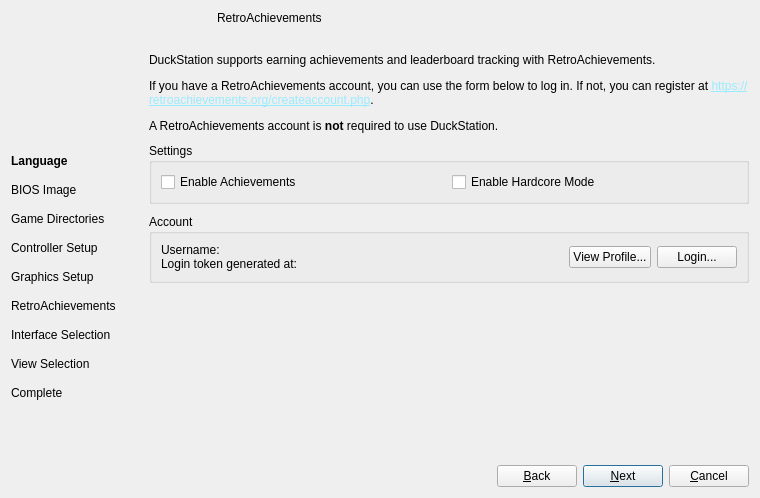
The window that src/duckstation-qt/setupwizarddialog.ui (stenzek/duckstation) describes before a commit, drawn with Qt 5.
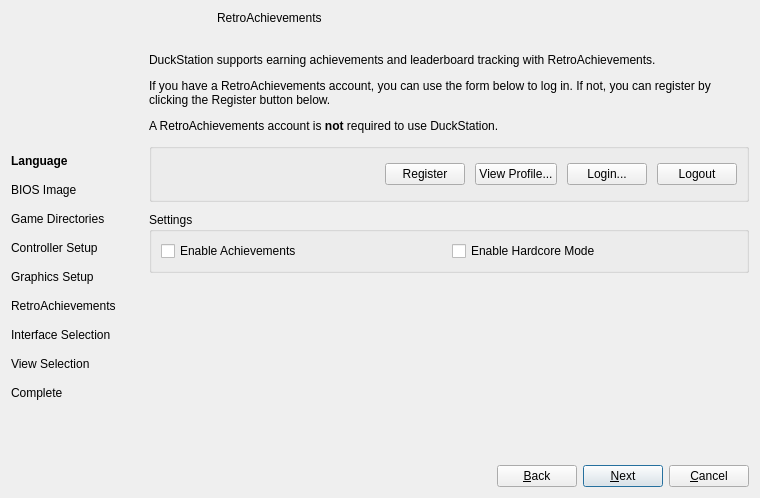
The same window after the commit. The open tabs and pages were chosen to show the change. Icons and pictures are not drawn. Custom widgets are drawn as their Qt base class.

Commit message: Qt: Match achievements login between settings/setup wizard

Diff of the .ui file:
```diff
--- a/src/duckstation-qt/setupwizarddialog.ui
+++ b/src/duckstation-qt/setupwizarddialog.ui
@@ -1130,13 +1130,98 @@
        <item>
         <widget class="QLabel" name="achievementsDescription">
          <property name="text">
-          <string>&lt;html&gt;&lt;head/&gt;&lt;body&gt;&lt;p&gt;DuckStation supports earning achievements and leaderboard tracking with RetroAchievements.&lt;/p&gt;&lt;p&gt;If you have a RetroAchievements account, you can use the form below to log in. If not, you can register at &lt;a href=&quot;https://retroachievements.org/createaccount.php&quot;&gt;&lt;span style=&quot; text-decoration: underline; color:#99ebff;&quot;&gt;https://retroachievements.org/createaccount.php&lt;/span&gt;&lt;/a&gt;.&lt;/p&gt;&lt;p&gt;A RetroAchievements account is &lt;span style=&quot; font-weight:700;&quot;&gt;not&lt;/span&gt; required to use DuckStation.&lt;/p&gt;&lt;/body&gt;&lt;/html&gt;</string>
+          <string>&lt;html&gt;&lt;head/&gt;&lt;body&gt;&lt;p&gt;DuckStation supports earning achievements and leaderboard tracking with RetroAchievements.&lt;/p&gt;&lt;p&gt;If you have a RetroAchievements account, you can use the form below to log in. If not, you can register by clicking the Register button below.&lt;/p&gt;&lt;p&gt;A RetroAchievements account is &lt;span style=&quot; font-weight:700;&quot;&gt;not&lt;/span&gt; required to use DuckStation.&lt;/p&gt;&lt;/body&gt;&lt;/html&gt;</string>
          </property>
          <property name="wordWrap">
           <bool>true</bool>
          </property>
         </widget>
        </item>
+       <item>
+        <widget class="QGroupBox" name="achievementsLoginBox">
+         <layout class="QHBoxLayout" name="horizontalLayout" stretch="0,1,0,0,0,0">
+          <property name="spacing">
+           <number>10</number>
+          </property>
+          <item>
+           <widget class="QLabel" name="achievementsUserBadge">
+            <property name="sizePolicy">
+             <sizepolicy hsizetype="Fixed" vsizetype="Fixed">
+              <horstretch>0</horstretch>
+              <verstretch>0</verstretch>
+             </sizepolicy>
+            </property>
+            <property name="minimumSize">
+             <size>
+              <width>32</width>
+              <height>32</height>
+             </size>
+            </property>
+            <property name="maximumSize">
+             <size>
+              <width>32</width>
+              <height>32</height>
+             </size>
+            </property>
+            <property name="scaledContents">
+             <bool>true</bool>
+            </property>
+           </widget>
+          </item>
+          <item>
+           <widget class="QLabel" name="achievementsLoginStatus">
+            <property name="alignment">
+             <set>Qt::AlignmentFlag::AlignLeading|Qt::AlignmentFlag::AlignLeft|Qt::AlignmentFlag::AlignTop</set>
+            </property>
+           </widget>
+          </item>
+          <item>
+           <widget class="QPushButton" name="achievementsRegisterUserButton">
+            <property name="text">
+             <string>Register</string>
+            </property>
+            <property name="icon">
+             <iconset resource="resources/duckstation-qt.qrc">
+              <normaloff>:/icons/monochrome/svg/user-add-line.svg</normaloff>:/icons/monochrome/svg/user-add-line.svg</iconset>
+            </property>
+           </widget>
+          </item>
+          <item>
+           <widget class="QPushButton" name="achievementsViewProfileButton">
+            <property name="text">
+             <string>View Profile...</string>
+            </property>
+            <property name="icon">
+             <iconset resource="resources/duckstation-qt.qrc">
+              <normaloff>:/icons/monochrome/svg/id-card-line.svg</normaloff>:/icons/monochrome/svg/id-card-line.svg</iconset>
+            </property>
+           </widget>
+          </item>
+          <item>
+           <widget class="QPushButton" name="achievementsLoginButton">
+            <property name="text">
+             <string>Login...</string>
+            </property>
+            <property name="icon">
+             <iconset resource="resources/duckstation-qt.qrc">
+              <normaloff>:/icons/monochrome/svg/login-box-line.svg</normaloff>:/icons/monochrome/svg/login-box-line.svg</iconset>
+            </property>
+           </widget>
+          </item>
+          <item>
+           <widget class="QPushButton" name="achievementsLogoutButton">
+            <property name="text">
+             <string>Logout</string>
+            </property>
+            <property name="icon">
+             <iconset resource="resources/duckstation-qt.qrc">
+              <normaloff>:/icons/monochrome/svg/logout-box-line.svg</normaloff>:/icons/monochrome/svg/logout-box-line.svg</iconset>
+            </property>
+           </widget>
+          </item>
+         </layout>
+        </widget>
+       </item>
        <item>
         <widget class="QGroupBox" name="achievementsSettingsGroup">
          <property name="title">
@@ -1160,52 +1245,6 @@
          </layout>
         </widget>
        </item>
-       <item>
-        <widget class="QGroupBox" name="loginBox">
-         <property name="title">
-          <string>Account</string>
-         </property>
-         <layout class="QHBoxLayout" name="achievementsAccountLayout" stretch="1,0">
-          <item>
-           <widget class="QLabel" name="loginStatus">
-            <property name="text">
-             <string>Username:
-Login token generated at:</string>
-            </property>
-            <property name="alignment">
-             <set>Qt::AlignmentFlag::AlignLeading|Qt::AlignmentFlag::AlignLeft|Qt::AlignmentFlag::AlignTop</set>
-            </property>
-           </widget>
-          </item>
-          <item>
-           <layout class="QHBoxLayout" name="achievementsAccountButtonsLayout">
-            <item>
-             <widget class="QPushButton" name="viewProfile">
-              <property name="text">
-               <string>View Profile...</string>
-              </property>
-              <property name="icon">
-               <iconset resource="resources/duckstation-qt.qrc">
-                <normaloff>:/icons/monochrome/svg/id-card-line.svg</normaloff>:/icons/monochrome/svg/id-card-line.svg</iconset>
-              </property>
-             </widget>
-            </item>
-            <item>
-             <widget class="QPushButton" name="loginButton">
-              <property name="text">
-               <string>Login...</string>
-              </property>
-              <property name="icon">
-               <iconset resource="resources/duckstation-qt.qrc">
-                <normaloff>:/icons/monochrome/svg/login-box-line.svg</normaloff>:/icons/monochrome/svg/login-box-line.svg</iconset>
-              </property>
-             </widget>
-            </item>
-           </layout>
-          </item>
-         </layout>
-        </widget>
-       </item>
        <item>
         <spacer name="achievementsPageSpacer">
          <property name="orientation">
```
The commit also changes 2 other files.
